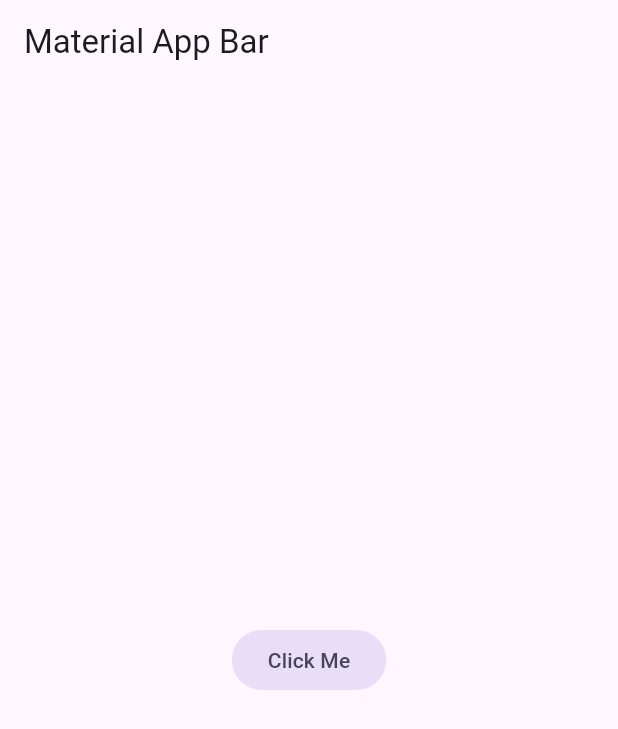
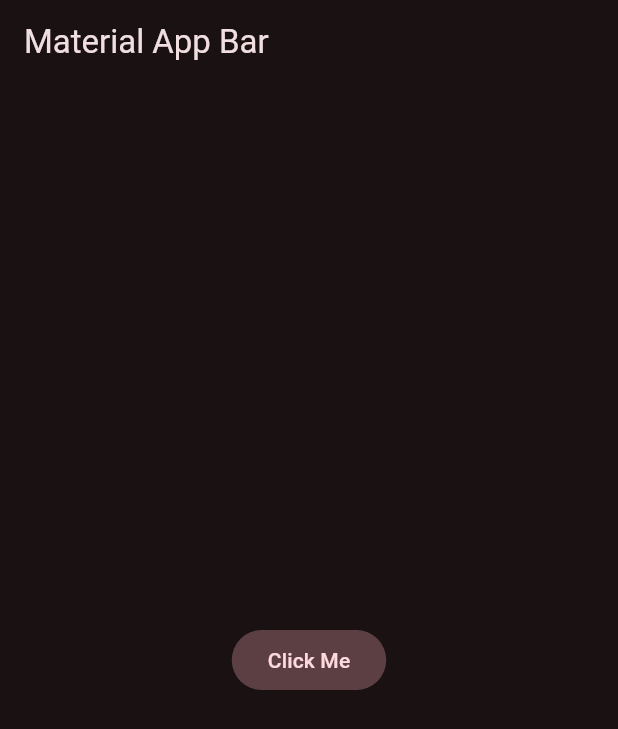
Before and after one commit to angelesYanco/Flutter-Yes-No-App, a Flutter app: the screen it shows after launch, on a phone screen of 412 x 824 dp. Shown: the top 729 px of the screen. Run offline on Flutter 3.47's test engine with Material 3 defaults, Android fonts, the phone set to English and light mode, and no system bars.

Commit message:
Global style for the application

```diff
--- a/lib/main.dart
+++ b/lib/main.dart
@@ -1,4 +1,5 @@
 import 'package:flutter/material.dart';
+import 'package:yes_no_app/theme/app_theme.dart';
 
 void main() => runApp(const MyApp());
 
@@ -10,6 +11,7 @@ class MyApp extends StatelessWidget {
     return MaterialApp(
       title: 'Yes No App',
       debugShowCheckedModeBanner: false,
+      theme: AppTheme(selectedColor: 6).theme(),
       home: Scaffold(
         appBar: AppBar(
           title: const Text('Material App Bar'),
--- /dev/null
+++ b/lib/theme/app_theme.dart
@@ -0,0 +1,33 @@
+import 'package:flutter/material.dart';
+
+const Color _customColor = Color (0xFF49149F);
+
+const List<Color> _colorThemes = [
+  _customColor,
+  Colors.blue,
+  Colors.teal,
+  Colors.green,
+  Colors.yellow,
+  Colors.orange,
+  Colors.pink,
+];
+
+
+class AppTheme{
+  final int selectedColor;
+
+  AppTheme({
+    this.selectedColor = 0
+  }): assert(
+    selectedColor >= 0 && selectedColor <= _colorThemes.length - 1,
+    'Colors must be between 0 and ${_colorThemes.length}');
+
+  ThemeData theme(){
+
+    return ThemeData(
+      useMaterial3: true,
+      colorSchemeSeed: _colorThemes[selectedColor],
+      brightness: Brightness.dark
+    );
+  }
+}
```
